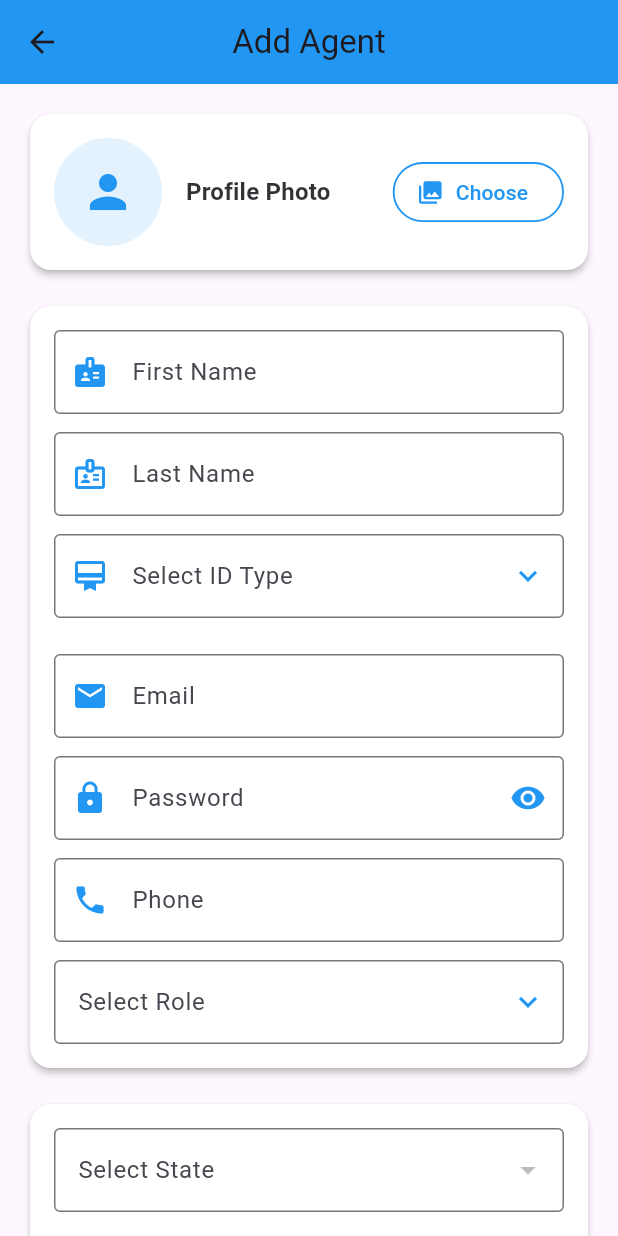
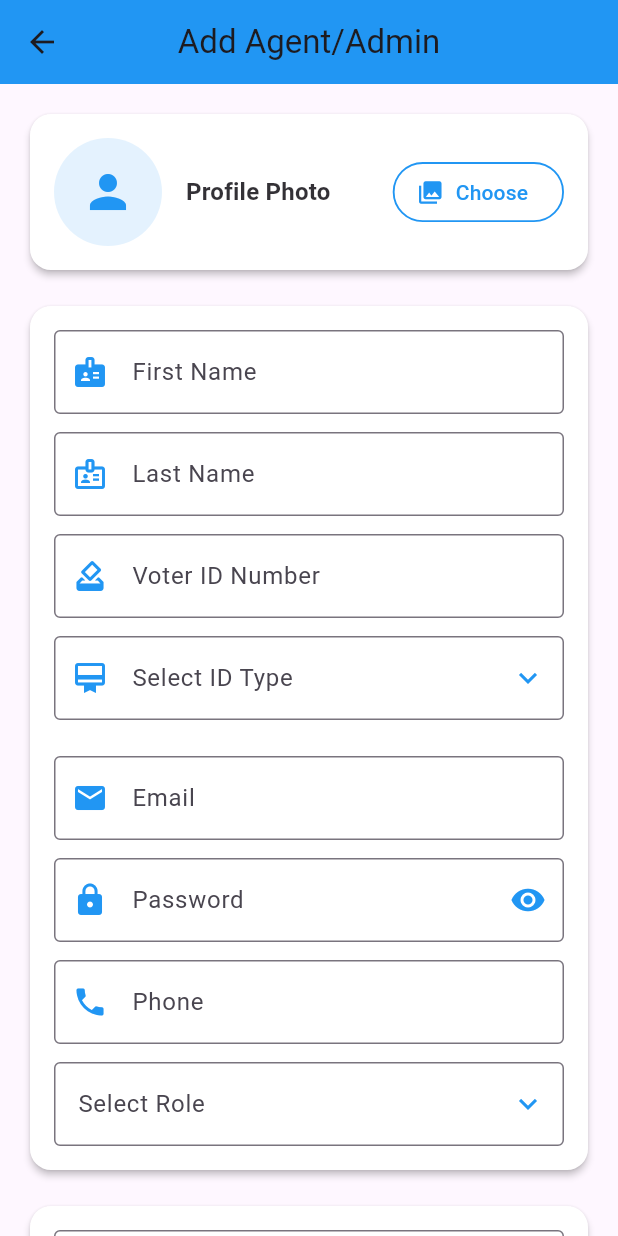
Before and after one commit to Vk9769/voting_management, a Flutter app: the AddAgentPage screen opened directly, on a phone screen of 412 x 824 dp. Run offline on Flutter 3.47's test engine with Material 3 defaults, Android fonts, the phone set to English and light mode, and no system bars; our stand-ins replace camera, flutter_animate, flutter_typeahead, fluttertoast, geocoding, geolocator and 5 more; missing offline and left inert: flutter_polyline_points; accounts and stored records are empty; network calls fail.

Commit message:
voter id text field added

```diff
--- a/lib/screens/add_agent_page.dart
+++ b/lib/screens/add_agent_page.dart
@@ -55,6 +55,7 @@ class _AddAgentPageState extends State<AddAgentPage> {
   // Controllers
   final _firstNameCtrl = TextEditingController();
   final _lastNameCtrl = TextEditingController();
+  final _voterIdCtrl = TextEditingController();
   final _idNumberCtrl = TextEditingController();
   final _emailCtrl = TextEditingController();
   final _passwordCtrl = TextEditingController();
@@ -71,7 +72,7 @@ class _AddAgentPageState extends State<AddAgentPage> {
   final List<String> _roles = ['Super Agent', 'Agent'];
 
   String? _selectedIdType;
-  final List<String> _idTypes = ['Aadhar Card', 'Passport', 'Voter ID', 'Driving License', 'PAN Card'];
+  final List<String> _idTypes = ['Aadhar Card', 'Passport', 'Driving License', 'PAN Card'];
 
   // Booths
   List<Booth> _booths = [];
@@ -250,6 +251,7 @@ class _AddAgentPageState extends State<AddAgentPage> {
     _formKey.currentState?.reset();
     _firstNameCtrl.clear();
     _lastNameCtrl.clear();
+    _voterIdCtrl.clear();
     _idNumberCtrl.clear();
     _emailCtrl.clear();
     _passwordCtrl.clear();
@@ -283,8 +285,6 @@ class _AddAgentPageState extends State<AddAgentPage> {
         return cleaned.length == 12 && RegExp(r'^\d{12}$').hasMatch(cleaned);
       case 'Passport':
         return cleaned.length >= 6 && cleaned.length <= 9;
-      case 'Voter ID':
-        return cleaned.length >= 10;
       case 'Driving License':
         return cleaned.length >= 10;
       case 'PAN Card':
@@ -319,6 +319,7 @@ class _AddAgentPageState extends State<AddAgentPage> {
 
       request.fields['firstName'] = _firstNameCtrl.text.trim();
       request.fields['lastName'] = _lastNameCtrl.text.trim();
+      request.fields['voterId'] = _voterIdCtrl.text.trim();
       request.fields['idType'] = _selectedIdType!;
       request.fields['idNumber'] = _idNumberCtrl.text.trim();
       request.fields['email'] = _emailCtrl.text.trim();
@@ -380,7 +381,7 @@ class _AddAgentPageState extends State<AddAgentPage> {
     final textSecondary = Theme.of(context).colorScheme.onSurface.withOpacity(.65);
 
     return Scaffold(
-      appBar: AppBar(title: const Text('Add Agent'), backgroundColor: primary, centerTitle: true),
+      appBar: AppBar(title: const Text('Add Agent/Admin'), backgroundColor: primary, centerTitle: true),
       body: Stack(children: [
         SingleChildScrollView(
           padding: const EdgeInsets.all(16),
@@ -464,6 +465,24 @@ class _AddAgentPageState extends State<AddAgentPage> {
                           ),
                           validator: (v) =>
                           (v == null || v.trim().isEmpty) ? 'Last name is required' : null,
+                        ),
+                        const SizedBox(height: 12),
+
+                        // ✅ Voter ID Field
+                        TextFormField(
+                          controller: _voterIdCtrl,
+                          textInputAction: TextInputAction.next,
+                          decoration: const InputDecoration(
+                            labelText: 'Voter ID Number',
+                            prefixIcon: Icon(Icons.how_to_vote, color: primary),
+                            border: OutlineInputBorder(),
+                            hintText: 'e.g., XYZ1234567',
+                          ),
+                          validator: (v) {
+                            if (v == null || v.trim().isEmpty) return 'Voter ID is required';
+                            if (v.trim().length < 10) return 'Invalid Voter ID (min 10 characters)';
+                            return null;
+                          },
                         ),
                         const SizedBox(height: 12),
 
```
